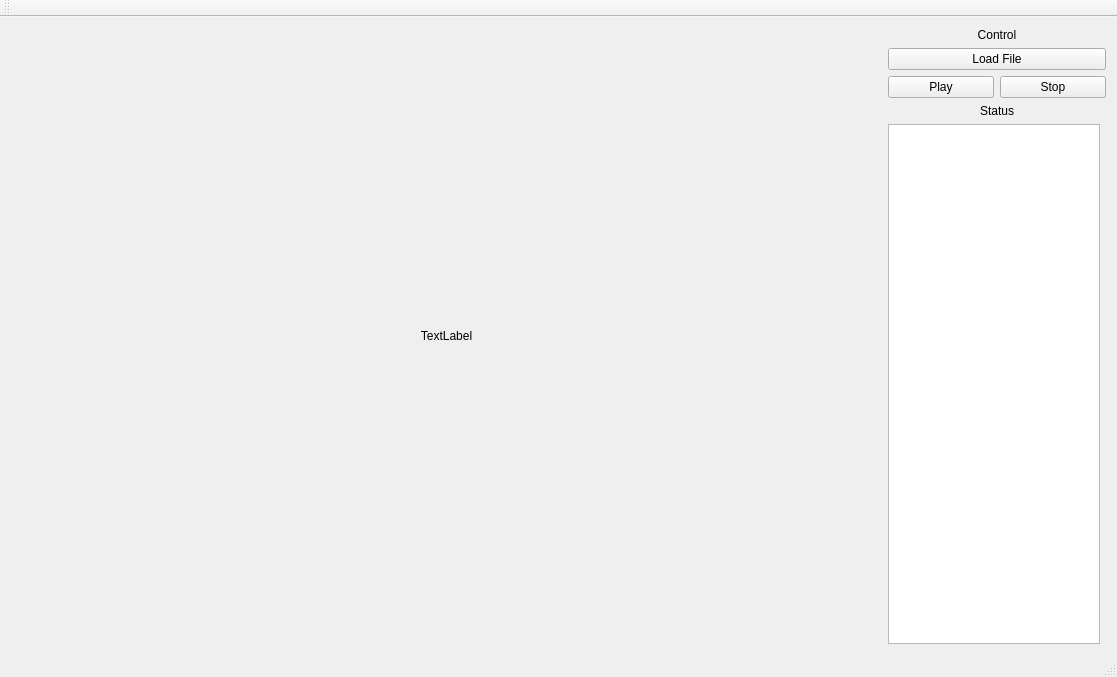
Before: the Qt Designer form Final Project/MediaPlayer/MediaPlayer/MediaPlayer.ui in jingyangcarl/CSCI576, drawn with Qt 5.
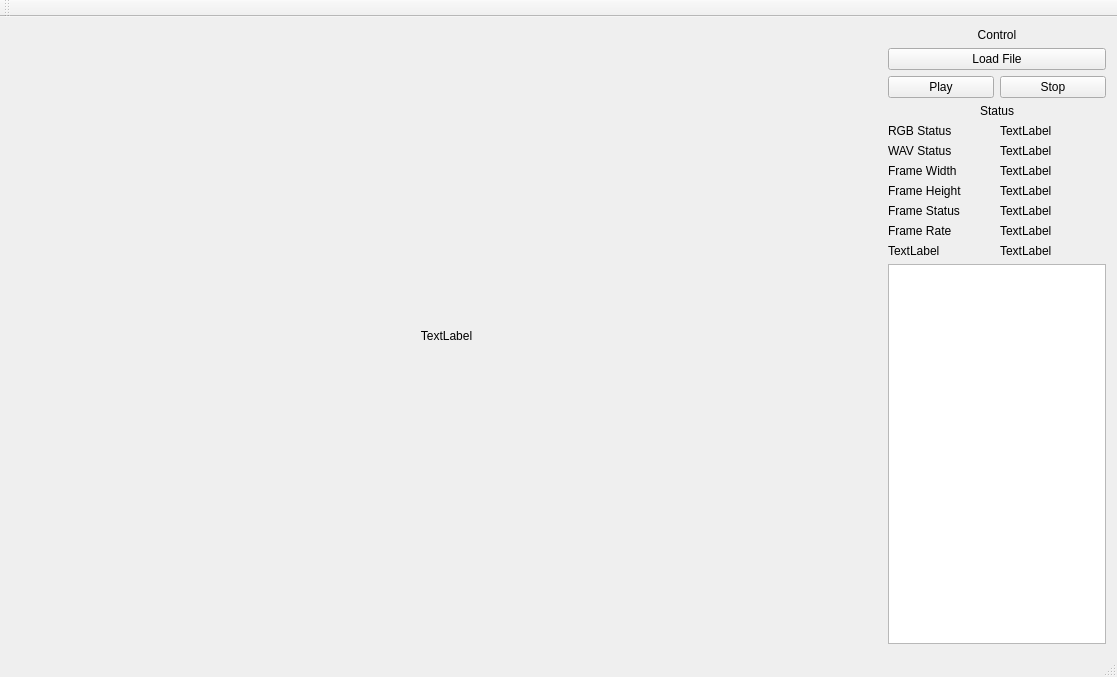
After: the same form once the commit is applied.

Diff of the .ui file:
```diff
--- a/Final Project/MediaPlayer/MediaPlayer/MediaPlayer.ui
+++ b/Final Project/MediaPlayer/MediaPlayer/MediaPlayer.ui
@@ -68,6 +68,79 @@
       </item>
       <item row="2" column="0" colspan="2">
        <layout class="QGridLayout" name="gridLayout_3">
+        <item row="8" column="0" colspan="2">
+         <widget class="QTextBrowser" name="textBrowser_output"/>
+        </item>
+        <item row="2" column="0">
+         <widget class="QLabel" name="label_wav_status">
+          <property name="text">
+           <string>WAV Status</string>
+          </property>
+         </widget>
+        </item>
+        <item row="5" column="0">
+         <widget class="QLabel" name="label_frame_status">
+          <property name="text">
+           <string>Frame Status</string>
+          </property>
+         </widget>
+        </item>
+        <item row="6" column="0">
+         <widget class="QLabel" name="label_frame_rate">
+          <property name="text">
+           <string>Frame Rate</string>
+          </property>
+         </widget>
+        </item>
+        <item row="1" column="1">
+         <widget class="QLabel" name="label_rgb_status_value">
+          <property name="text">
+           <string>TextLabel</string>
+          </property>
+         </widget>
+        </item>
+        <item row="3" column="1">
+         <widget class="QLabel" name="label_frame_width_value">
+          <property name="text">
+           <string>TextLabel</string>
+          </property>
+         </widget>
+        </item>
+        <item row="6" column="1">
+         <widget class="QLabel" name="label_frame_rate_value">
+          <property name="text">
+           <string>TextLabel</string>
+          </property>
+         </widget>
+        </item>
+        <item row="1" column="0">
+         <widget class="QLabel" name="label_rgb_status">
+          <property name="text">
+           <string>RGB Status</string>
+          </property>
+         </widget>
+        </item>
+        <item row="2" column="1">
+         <widget class="QLabel" name="label_wav_status_value">
+          <property name="text">
+           <string>TextLabel</string>
+          </property>
+         </widget>
+        </item>
+        <item row="5" column="1">
+         <widget class="QLabel" name="label_frame_status_value">
+          <property name="text">
+           <string>TextLabel</string>
+          </property>
+         </widget>
+        </item>
+        <item row="3" column="0">
+         <widget class="QLabel" name="label_frame_width">
+          <property name="text">
+           <string>Frame Width</string>
+          </property>
+         </widget>
+        </item>
         <item row="0" column="0" colspan="2">
          <widget class="QLabel" name="label_status">
           <property name="text">
@@ -78,8 +151,33 @@
           </property>
          </widget>
         </item>
-        <item row="1" column="0">
-         <widget class="QTextBrowser" name="textBrowser_output"/>
+        <item row="4" column="0">
+         <widget class="QLabel" name="label_frame_height">
+          <property name="text">
+           <string>Frame Height</string>
+          </property>
+         </widget>
+        </item>
+        <item row="4" column="1">
+         <widget class="QLabel" name="label_frame_height_value">
+          <property name="text">
+           <string>TextLabel</string>
+          </property>
+         </widget>
+        </item>
+        <item row="7" column="0">
+         <widget class="QLabel" name="label_9">
+          <property name="text">
+           <string>TextLabel</string>
+          </property>
+         </widget>
+        </item>
+        <item row="7" column="1">
+         <widget class="QLabel" name="label_10">
+          <property name="text">
+           <string>TextLabel</string>
+          </property>
+         </widget>
         </item>
        </layout>
       </item>
```
